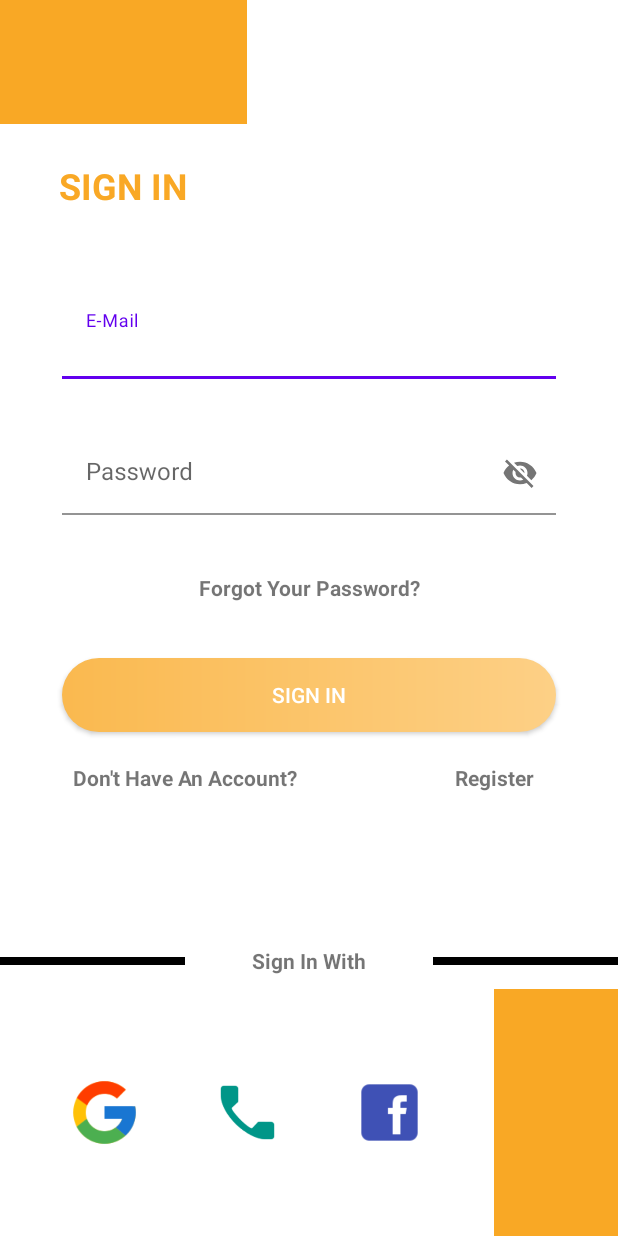
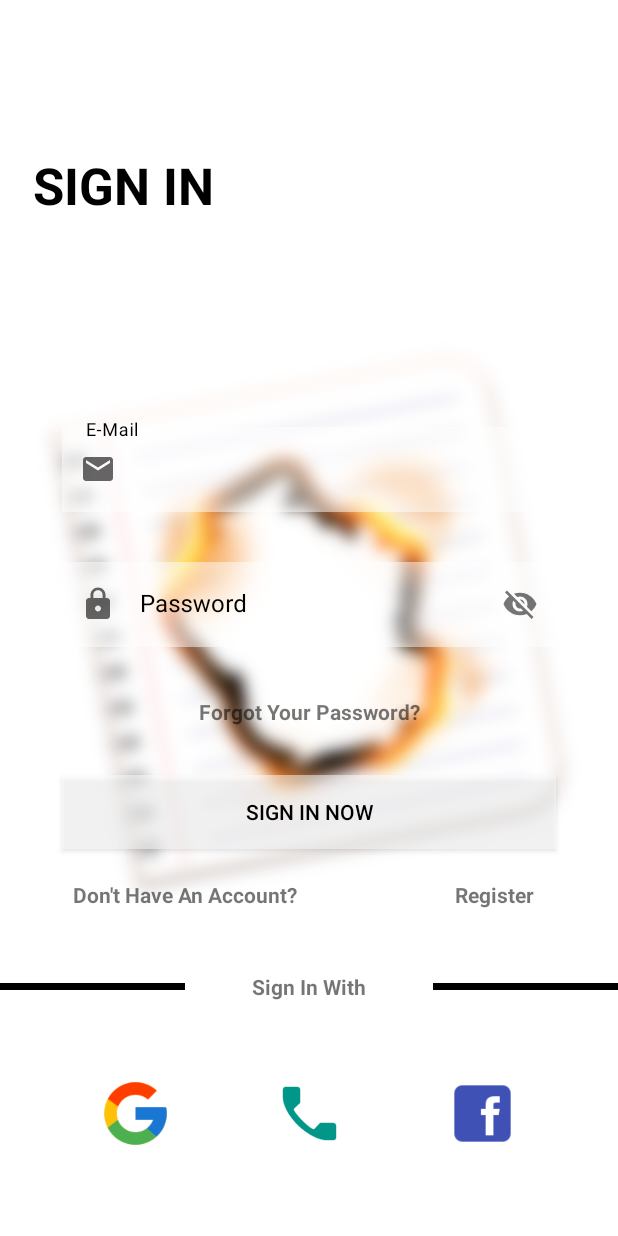
Before and after one commit to tolgakurucay/MyNotebook, an Android app: the fragment LoginFragment shown on its own in the app's theme, on a phone screen of 412 x 824 dp. Run offline under Robolectric (Android 15) with nearby library versions, the phone set to English and light mode, and no system bars.

Commit message:
first commit

```diff
--- /dev/null
+++ b/app/src/main/res/drawable/email.xml
@@ -0,0 +1,5 @@
+<vector android:height="24dp" android:tint="#000000"
+    android:viewportHeight="24" android:viewportWidth="24"
+    android:width="24dp" xmlns:android="http://schemas.android.com/apk/res/android">
+    <path android:fillColor="@android:color/white" android:pathData="M20,4L4,4c-1.1,0 -1.99,0.9 -1.99,2L2,18c0,1.1 0.9,2 2,2h16c1.1,0 2,-0.9 2,-2L22,6c0,-1.1 -0.9,-2 -2,-2zM20,8l-8,5 -8,-5L4,6l8,5 8,-5v2z"/>
+</vector>
--- /dev/null
+++ b/app/src/main/res/drawable/input_background.xml
@@ -0,0 +1,24 @@
+<?xml version="1.0" encoding="utf-8"?>
+<selector xmlns:android="http://schemas.android.com/apk/res/android">
+    <item>
+        <layer-list>
+            <item android:right="5dp" android:top="5dp">
+                <shape>
+                    <corners android:radius="3dp" />
+                    <solid android:color="#938A8A" />
+                </shape>
+            </item>
+            <item android:bottom="2dp" android:left="2dp">
+                <shape>
+                    <gradient android:angle="270"
+                        android:endColor="#0000ffff" android:startColor="#0000ffff" />
+                    <stroke android:width="3dp" android:color="#252424" />
+                    <corners android:radius="4dp" />
+                    <padding android:bottom="10dp" android:left="10dp"
+                        android:right="10dp" android:top="10dp" />
+                </shape>
+            </item>
+        </layer-list>
+    </item>
+
+</selector>
--- /dev/null
+++ b/app/src/main/res/drawable/password.xml
@@ -0,0 +1,5 @@
+<vector android:height="24dp" android:tint="#FFA80D"
+    android:viewportHeight="24" android:viewportWidth="24"
+    android:width="24dp" xmlns:android="http://schemas.android.com/apk/res/android">
+    <path android:fillColor="@android:color/white" android:pathData="M18,8h-1L17,6c0,-2.76 -2.24,-5 -5,-5S7,3.24 7,6v2L6,8c-1.1,0 -2,0.9 -2,2v10c0,1.1 0.9,2 2,2h12c1.1,0 2,-0.9 2,-2L20,10c0,-1.1 -0.9,-2 -2,-2zM12,17c-1.1,0 -2,-0.9 -2,-2s0.9,-2 2,-2 2,0.9 2,2 -0.9,2 -2,2zM15.1,8L8.9,8L8.9,6c0,-1.71 1.39,-3.1 3.1,-3.1 1.71,0 3.1,1.39 3.1,3.1v2z"/>
+</vector>
--- a/app/src/main/res/drawable/sign_button_gradient.xml
+++ /dev/null
@@ -1,8 +0,0 @@
-<?xml version="1.0" encoding="utf-8"?>
-<shape xmlns:android="http://schemas.android.com/apk/res/android" android:shape="rectangle">
-    <gradient android:startColor="#FAB94F" android:endColor="#FDD086"/>
-    <corners android:radius="25dp"> </corners>
-
-
-
-</shape>
--- a/app/src/main/res/drawable/sign_button_shape.xml
+++ /dev/null
@@ -1,22 +0,0 @@
-<?xml version="1.0" encoding="utf-8"?>
-<selector xmlns:android="http://schemas.android.com/apk/res/android">
-
-    <item android:state_pressed="true">
-        <shape android:shape="rectangle" >
-
-            <corners android:radius="25dp"/>
-            <gradient android:startColor="#FAB94F" android:endColor="#FDD086"/>
-
-
-        </shape>
-
-    </item>
-
-    <item android:state_pressed="false">
-
-        <corners android:radius="25dp"/>
-        <gradient android:startColor="#FAB94F" android:endColor="#FDD086"/>
-
-    </item>
-
-</selector>
--- a/app/src/main/res/layout/fragment_login.xml
+++ b/app/src/main/res/layout/fragment_login.xml
@@ -4,29 +4,27 @@
     xmlns:tools="http://schemas.android.com/tools"
     android:layout_width="match_parent"
     android:layout_height="match_parent"
+
     tools:context=".LoginFragment">
 
-
     <ImageView
-        android:id="@+id/imageViewTopLeft"
-        android:layout_width="0dp"
-        android:layout_height="0dp"
-        android:background="#F9A825"
-        app:layout_constraintHeight_percent="0.1"
-        app:layout_constraintStart_toStartOf="parent"
-        app:layout_constraintTop_toTopOf="parent"
-
-        app:layout_constraintWidth_percent="0.4" />
-
-    <ImageView
-        android:id="@+id/imageViewBottomRight"
-        android:layout_width="0dp"
-        android:layout_height="0dp"
-        android:background="#F9A825"
+        android:layout_width="400dp"
+        android:layout_height="400dp"
+        android:src="@drawable/blur_icon"
         app:layout_constraintBottom_toBottomOf="parent"
         app:layout_constraintEnd_toEndOf="parent"
-        app:layout_constraintHeight_percent="0.2"
-        app:layout_constraintWidth_percent="0.2" />
+        app:layout_constraintStart_toStartOf="parent"
+        app:layout_constraintTop_toTopOf="parent">
+
+
+    </ImageView>
+
+
+    <androidx.constraintlayout.widget.ConstraintLayout
+        android:layout_width="match_parent"
+        android:layout_height="match_parent"
+        tools:layout_editor_absoluteX="0dp"
+        tools:layout_editor_absoluteY="0dp">
 
         <TextView
             android:id="@+id/textViewSignIn"
@@ -34,65 +32,82 @@
             android:layout_height="0dp"
             android:gravity="center"
             android:text="SIGN IN"
-        android:textColor="#F9A825"
-        android:textSize="24sp"
+            android:textColor="@color/black"
+            android:textSize="34sp"
             android:textStyle="bold"
-        app:layout_constraintEnd_toEndOf="@+id/imageViewTopLeft"
-        app:layout_constraintHeight_percent="0.1"
+            app:layout_constraintHeight_percent="0.3"
             app:layout_constraintStart_toStartOf="parent"
-        app:layout_constraintTop_toBottomOf="@+id/imageViewTopLeft"
+            app:layout_constraintTop_toTopOf="parent"
             app:layout_constraintWidth_percent="0.4" />
 
         <com.google.android.material.textfield.TextInputLayout
             android:id="@+id/textInputLayoutMail"
+            style="@style/Widget.MaterialComponents.TextInputLayout.OutlinedBox"
             android:layout_width="0dp"
             android:layout_height="0dp"
-
             android:layout_marginTop="32dp"
+            android:hint="E-Mail"
+            android:textColorHint="#000000"
+            app:hintAnimationEnabled="true"
             app:hintEnabled="true"
+            app:hintTextColor="@color/black"
             app:layout_constraintEnd_toEndOf="parent"
             app:layout_constraintHeight_percent="0.1"
             app:layout_constraintStart_toStartOf="parent"
             app:layout_constraintTop_toBottomOf="@+id/textViewSignIn"
-        app:layout_constraintWidth_percent="0.8">
+            app:layout_constraintWidth_percent="0.8"
+            app:startIconDrawable="@drawable/email">
 
             <com.google.android.material.textfield.TextInputEditText
                 android:id="@+id/editTextMail"
+
                 android:layout_width="match_parent"
                 android:layout_height="wrap_content"
-            android:background="#FFFFFF"
-            android:hint="E-Mail" />
+                android:background="@android:drawable/screen_background_light_transparent"
+
+
+                android:textColor="#000000"
+                android:textColorHint="#000000" />
         </com.google.android.material.textfield.TextInputLayout>
 
         <com.google.android.material.textfield.TextInputLayout
             android:id="@+id/textInputLayoutPassword"
+            style="@style/Widget.MaterialComponents.TextInputLayout.OutlinedBox"
             android:layout_width="0dp"
             android:layout_height="0dp"
             android:layout_marginTop="8dp"
+            android:hint="Password"
+            android:textColorHint="#000000"
+            app:hintAnimationEnabled="true"
+
+            app:hintEnabled="true"
+            app:hintTextColor="#000000"
             app:layout_constraintEnd_toEndOf="parent"
             app:layout_constraintHeight_percent="0.1"
             app:layout_constraintStart_toStartOf="parent"
             app:layout_constraintTop_toBottomOf="@+id/textInputLayoutMail"
             app:layout_constraintWidth_percent="0.8"
-        app:passwordToggleEnabled="true">
+            app:passwordToggleEnabled="true"
+            app:startIconDrawable="@drawable/password">
 
             <com.google.android.material.textfield.TextInputEditText
                 android:id="@+id/editTextPassword"
                 android:layout_width="match_parent"
                 android:layout_height="wrap_content"
-            android:background="#FFFFFF"
-            android:hint="Password" />
+                android:background="@android:drawable/screen_background_light_transparent"
+                android:textColor="#000000"
+                android:textColorHint="#000000" />
         </com.google.android.material.textfield.TextInputLayout>
 
         <androidx.appcompat.widget.AppCompatButton
             android:id="@+id/buttonSignIn"
             android:layout_width="0dp"
             android:layout_height="0dp"
-        android:layout_marginTop="32dp"
-        android:background="@drawable/sign_button_gradient"
-        android:text="SIGN IN"
-        android:textColor="@color/white"
+            android:layout_marginTop="28dp"
+            android:background="@android:drawable/screen_background_light_transparent"
 
+            android:text="SIGN IN NOW"
+            android:textColor="@color/black"
             app:layout_constraintEnd_toEndOf="parent"
             app:layout_constraintHeight_percent="0.06"
             app:layout_constraintStart_toStartOf="parent"
@@ -106,6 +121,7 @@
             android:layout_marginTop="8dp"
             android:gravity="center"
             android:text="Forgot Your Password?"
+            android:textColorHint="#FF8F00"
             android:textSize="14sp"
             android:textStyle="bold"
             app:layout_constraintEnd_toEndOf="parent"
@@ -119,6 +135,7 @@
             android:layout_width="0dp"
             android:layout_height="0dp"
             android:layout_marginTop="16dp"
+            android:elevation="10dp"
             android:gravity="center"
             android:text="Don't Have An Account?"
             android:textSize="14sp"
@@ -147,37 +164,37 @@
             android:id="@+id/imageViewLine"
             android:layout_width="0dp"
             android:layout_height="0dp"
-        android:layout_marginBottom="16dp"
             android:background="@color/black"
-        app:layout_constraintBottom_toTopOf="@+id/imageViewBottomRight"
+            app:layout_constraintBottom_toBottomOf="@+id/textView5"
             app:layout_constraintHeight_percent="0.006"
             app:layout_constraintStart_toStartOf="parent"
+            app:layout_constraintTop_toTopOf="@+id/textView5"
             app:layout_constraintWidth_percent="0.3" />
 
         <ImageView
             android:id="@+id/imageViewLine2"
             android:layout_width="0dp"
             android:layout_height="0dp"
-        android:layout_marginBottom="16dp"
             android:background="@color/black"
-        app:layout_constraintBottom_toTopOf="@+id/imageViewBottomRight"
+            app:layout_constraintBottom_toBottomOf="@+id/textView5"
             app:layout_constraintEnd_toEndOf="parent"
             app:layout_constraintHeight_percent="0.006"
+            app:layout_constraintTop_toTopOf="@+id/textView5"
             app:layout_constraintWidth_percent="0.3" />
 
         <TextView
             android:id="@+id/textView5"
             android:layout_width="0dp"
             android:layout_height="0dp"
+            android:layout_marginTop="32dp"
             android:gravity="center"
             android:text="Sign In With"
             android:textSize="14sp"
             android:textStyle="bold"
-        app:layout_constraintBottom_toBottomOf="@+id/imageViewLine"
             app:layout_constraintEnd_toStartOf="@+id/imageViewLine2"
             app:layout_constraintHeight_percent="0.035"
             app:layout_constraintStart_toEndOf="@+id/imageViewLine"
-        app:layout_constraintTop_toTopOf="@+id/imageViewLine"
+            app:layout_constraintTop_toBottomOf="@+id/textViewDontHaveAnAccount"
             app:layout_constraintWidth_percent="0.3" />
 
         <ImageView
@@ -185,38 +202,40 @@
             android:layout_width="50dp"
             android:layout_height="50dp"
             android:background="@drawable/google_sign"
-        app:layout_constraintBottom_toBottomOf="@+id/imageViewPhoneSign"
+            app:layout_constraintBottom_toBottomOf="parent"
             app:layout_constraintEnd_toStartOf="@+id/imageViewPhoneSign"
             app:layout_constraintHorizontal_bias="0.5"
+
             app:layout_constraintStart_toStartOf="parent"
-        app:layout_constraintTop_toTopOf="@+id/imageViewPhoneSign"
-
-        />
+            app:layout_constraintTop_toBottomOf="@+id/imageViewLine" />
 
         <ImageView
             android:id="@+id/imageViewPhoneSign"
             android:layout_width="50dp"
             android:layout_height="50dp"
             android:background="@drawable/phone_sign"
-        app:layout_constraintBottom_toBottomOf="@+id/imageViewFacebookSign"
+
+            app:layout_constraintBottom_toBottomOf="parent"
             app:layout_constraintEnd_toStartOf="@+id/imageViewFacebookSign"
             app:layout_constraintHorizontal_bias="0.5"
             app:layout_constraintStart_toEndOf="@+id/imageViewGoogleSign"
-        app:layout_constraintTop_toTopOf="@+id/imageViewFacebookSign"
-
+            app:layout_constraintTop_toBottomOf="@+id/imageViewLine"
             app:srcCompat="@drawable/phone_sign" />
 
         <ImageView
             android:id="@+id/imageViewFacebookSign"
             android:layout_width="50dp"
             android:layout_height="50dp"
+
             android:background="@drawable/facebook_sign"
-        app:layout_constraintBottom_toBottomOf="@+id/imageViewBottomRight"
-        app:layout_constraintEnd_toStartOf="@+id/imageViewBottomRight"
-
+            app:layout_constraintBottom_toBottomOf="parent"
+            app:layout_constraintEnd_toEndOf="parent"
             app:layout_constraintHorizontal_bias="0.5"
             app:layout_constraintStart_toEndOf="@+id/imageViewPhoneSign"
-        app:layout_constraintTop_toTopOf="@+id/imageViewBottomRight"
+            app:layout_constraintTop_toBottomOf="@+id/imageViewLine2" />
 
-       />
+
     </androidx.constraintlayout.widget.ConstraintLayout>
+
+
+</androidx.constraintlayout.widget.ConstraintLayout>
```
Also changed, not shown: app/src/main/res/drawable/blur_icon.png (added), app/src/main/res/drawable/icon.png (added). Lines whose indentation alone changed are shown as unchanged.
